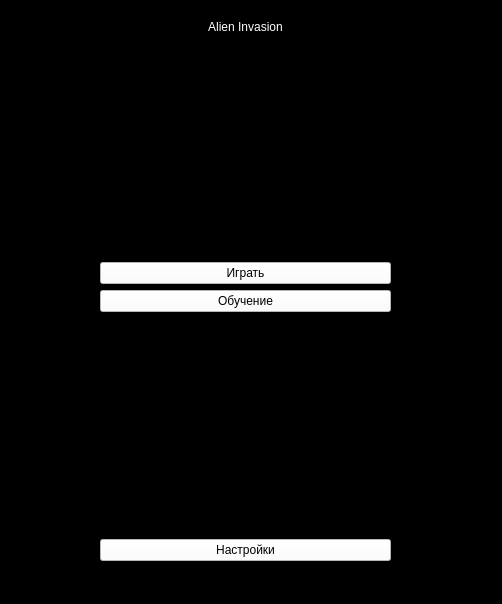
The window that launcher.ui (Dmitry315/Alien_Invasion) describes before a commit, drawn with Qt 5.
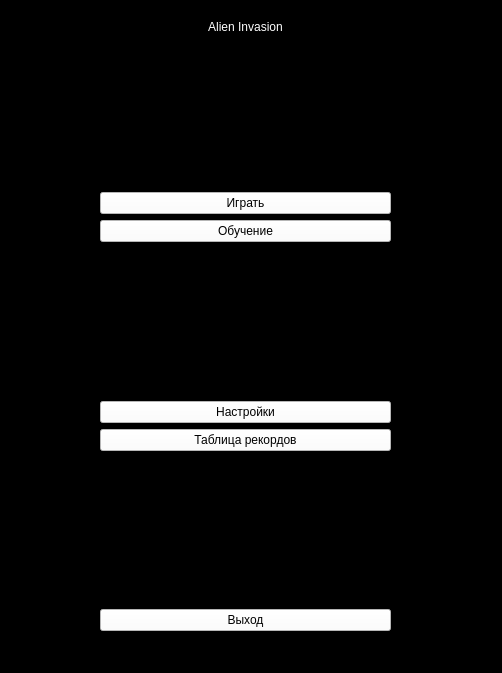
The same window after the commit.

Commit message: add leader board and exit button

```diff
--- a/launcher.ui
+++ b/launcher.ui
@@ -7,7 +7,7 @@
     <x>0</x>
     <y>0</y>
     <width>502</width>
-    <height>604</height>
+    <height>673</height>
    </rect>
   </property>
   <property name="windowTitle">
@@ -23,7 +23,7 @@
       <x>100</x>
       <y>0</y>
       <width>291</width>
-      <height>561</height>
+      <height>631</height>
      </rect>
     </property>
     <layout class="QVBoxLayout" name="verticalLayout">
@@ -87,7 +87,7 @@
       </widget>
      </item>
      <item>
-      <spacer name="verticalSpacer_2">
+      <spacer name="verticalSpacer_3">
        <property name="orientation">
         <enum>Qt::Vertical</enum>
        </property>
@@ -110,6 +110,41 @@
        </property>
       </widget>
      </item>
+     <item>
+      <widget class="QPushButton" name="leader_board">
+       <property name="styleSheet">
+        <string notr="true">background-color: rgb(255, 255, 255);
+font: 10pt &quot;Gill Sans MT&quot;;</string>
+       </property>
+       <property name="text">
+        <string>Таблица рекордов</string>
+       </property>
+      </widget>
+     </item>
+     <item>
+      <spacer name="verticalSpacer_2">
+       <property name="orientation">
+        <enum>Qt::Vertical</enum>
+       </property>
+       <property name="sizeHint" stdset="0">
+        <size>
+         <width>20</width>
+         <height>40</height>
+        </size>
+       </property>
+      </spacer>
+     </item>
+     <item>
+      <widget class="QPushButton" name="exit_game">
+       <property name="styleSheet">
+        <string notr="true">background-color: rgb(255, 255, 255);
+font: 10pt &quot;Gill Sans MT&quot;;</string>
+       </property>
+       <property name="text">
+        <string>Выход</string>
+       </property>
+      </widget>
+     </item>
     </layout>
    </widget>
   </widget>
```
The commit also changes 5 other files.
